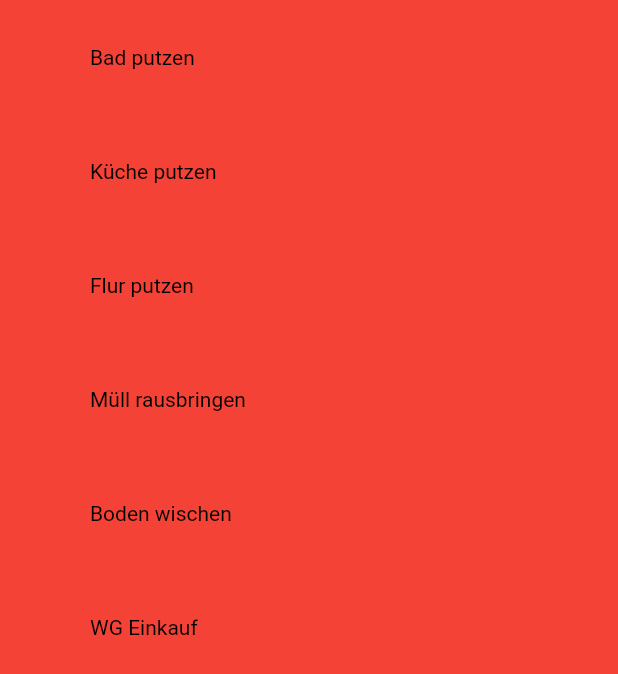
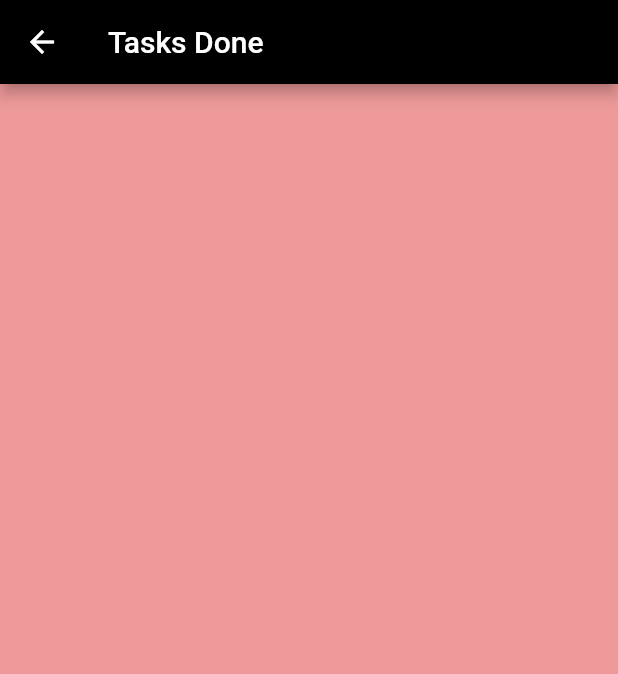
Before and after one commit to leawilde/app_wg_3, a Flutter app: the screen it shows after launch, after a tap on "Tasks Done", on a phone screen of 412 x 824 dp. Shown: the top 674 px of the screen. Run offline on Flutter 3.47's test engine with Material 2 defaults, Android fonts, the phone set to English and light mode, and no system bars; our stand-ins replace shared_preferences.

Commit message:
style tasksDone.dart

```diff
--- a/lib/screens/tasks.dart
+++ b/lib/screens/tasks.dart
@@ -21,10 +21,19 @@ class _TasksState extends State<Tasks> {
     Task(description: 'Boden wischen', points: 10),
     Task(description: 'WG Einkauf', points: 5),
   ];
+  List<String> _tasksDone = [];
+
+  @override
+  void initState() {
+    _loadPoints();
+    _loadItems();
+    super.initState();
+  }
 
   @override
   void dispose() {
-    _loadPoints();
+    //_loadPoints();
+    _savePoints();
     super.dispose();
   }
 
@@ -51,8 +60,16 @@ class _TasksState extends State<Tasks> {
           ),
           ElevatedButton(onPressed: () {
             Navigator.push(context, MaterialPageRoute(
-                builder: (context) => TasksDone(tasks: tasks)));
-          }, child: Text('Tasks Done')),
+                builder: (context) => TasksDone(tasksDone: _tasksDone)));
+          }, child: Text('Tasks Done'),
+            style: ElevatedButton.styleFrom(
+              backgroundColor: Colors.white,
+              foregroundColor: Colors.black,
+              shape: RoundedRectangleBorder(
+                borderRadius: BorderRadius.circular(20)
+              ),
+
+            ),),
           Container(
             margin: EdgeInsets.fromLTRB(50, 20, 50, 20),
             padding: EdgeInsets.all(10),
@@ -90,6 +107,7 @@ class _TasksState extends State<Tasks> {
       onTap: () {
         setState(() {
           _points += task.points;
+          _addItem(task.description);
           _savePoints();
         });
       },
@@ -120,5 +138,34 @@ class _TasksState extends State<Tasks> {
     });
   }
 
+  Future<void> saveStringList(String key, List<String> list) async {
+    SharedPreferences prefs = await SharedPreferences.getInstance();
+    prefs.setStringList(key, list);
+  }
+
+  Future<List<String>> loadStringList(String key) async {
+    SharedPreferences prefs = await SharedPreferences.getInstance();
+    return prefs.getStringList(key) ?? [];
+  }
+
+  Future<void> _saveItems() async {
+    await saveStringList('_tasksDone', _tasksDone);
+  }
+
+  Future<void> _loadItems() async {
+    List<String> loadedItems = await loadStringList('_tasksDone');
+    setState(() {
+      _tasksDone = loadedItems;
+    });
+  }
+
+  void _addItem(String item) {
+    setState(() {
+      _tasksDone.add(item);
+      _saveItems();
+    });
+  }
+
+
 
 }
--- a/lib/screens/tasksDone.dart
+++ b/lib/screens/tasksDone.dart
@@ -2,22 +2,28 @@ import 'package:flutter/material.dart';
 import 'package:app_wg_3/task.dart';
 
 class TasksDone extends StatelessWidget {
-  const TasksDone({Key? key, required this.tasks}) : super(key: key);
-  final List<Task> tasks;
+  const TasksDone({Key? key, required this.tasksDone}) : super(key: key);
+  final List<String> tasksDone;
 
 
   @override
   Widget build(BuildContext context) {
     return  Scaffold(
-      backgroundColor: Colors.red,
+      backgroundColor: Colors.red[200],
+      appBar: AppBar(
+        backgroundColor: Colors.black,
+        title: Text('Tasks Done'),
+      ),
       body: ListView.builder(
-          itemCount: tasks.length,
+          itemCount: tasksDone.length,
           itemBuilder: (context, index){
-            return Container(
-              margin: EdgeInsets.fromLTRB(50, 20, 50, 20),
-                padding: EdgeInsets.all(10),
-                child: Text(tasks[index].description,
-                style: TextStyle(color: Colors.black),));
+            return Center(
+              child: Container(
+                margin: EdgeInsets.fromLTRB(10, 10, 10, 10),
+                  padding: EdgeInsets.all(10),
+                  child: Text(tasksDone[index],
+                  style: const TextStyle(color: Colors.black, fontSize: 26),)),
+            );
       }),
     );
   }
```
